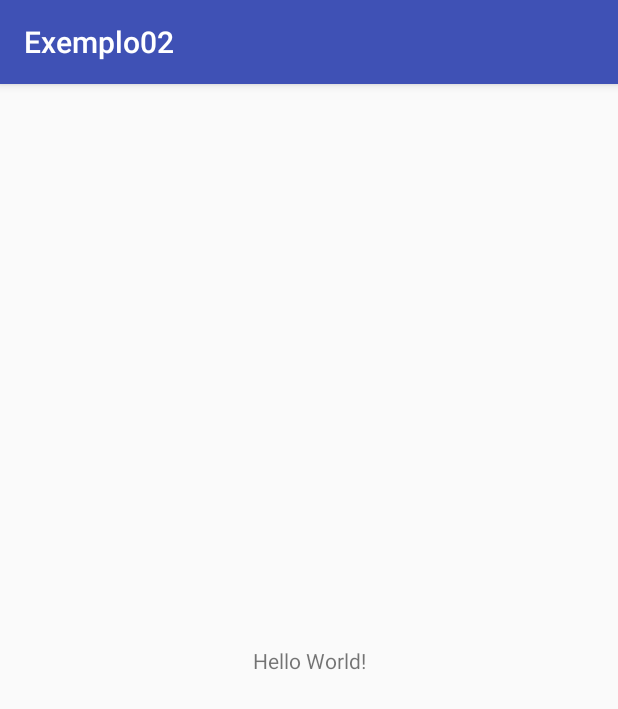
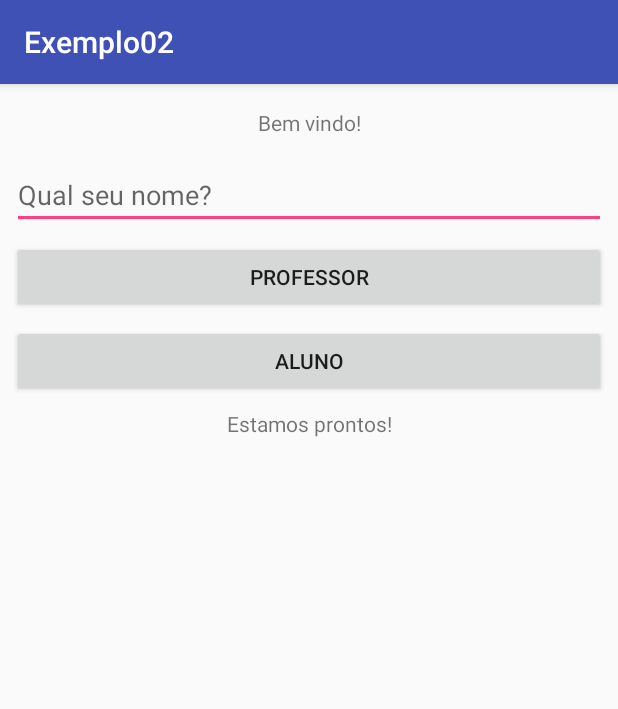
Before and after one commit to igorknop/dcc196-2018-exemplo02, an Android app: the screen it shows after launch (MainActivity), on a phone screen of 412 x 824 dp. Shown: the top 709 px of the screen. Run offline under Robolectric (Android 15) with nearby library versions, the phone set to English and light mode, and no system bars.

Commit message:
Configura layout da MainActivity

```diff
--- a/app/src/main/res/layout/activity_main.xml
+++ b/app/src/main/res/layout/activity_main.xml
@@ -7,12 +7,71 @@
     tools:context=".MainActivity">
 
     <TextView
+        android:id="@+id/txt_saudacao"
         android:layout_width="wrap_content"
         android:layout_height="wrap_content"
-        android:text="Hello World!"
-        app:layout_constraintBottom_toBottomOf="parent"
+        android:layout_marginTop="16dp"
+        android:text="Bem vindo!"
         app:layout_constraintLeft_toLeftOf="parent"
         app:layout_constraintRight_toRightOf="parent"
         app:layout_constraintTop_toTopOf="parent" />
 
+    <EditText
+        android:id="@+id/edt_nome"
+        android:layout_width="0dp"
+        android:layout_height="wrap_content"
+        android:layout_marginEnd="8dp"
+        android:layout_marginLeft="8dp"
+        android:layout_marginRight="8dp"
+        android:layout_marginStart="8dp"
+        android:layout_marginTop="16dp"
+        android:ems="10"
+        android:hint="Qual seu nome?"
+        android:inputType="textPersonName"
+        app:layout_constraintEnd_toEndOf="parent"
+        app:layout_constraintStart_toStartOf="parent"
+        app:layout_constraintTop_toBottomOf="@+id/txt_saudacao" />
+
+    <Button
+        android:id="@+id/btn_professor"
+        android:layout_width="0dp"
+        android:layout_height="wrap_content"
+        android:layout_marginEnd="8dp"
+        android:layout_marginLeft="8dp"
+        android:layout_marginRight="8dp"
+        android:layout_marginStart="8dp"
+        android:layout_marginTop="8dp"
+        android:text="Professor"
+        app:layout_constraintEnd_toEndOf="parent"
+        app:layout_constraintStart_toStartOf="parent"
+        app:layout_constraintTop_toBottomOf="@+id/edt_nome" />
+
+    <Button
+        android:id="@+id/btn_aluno"
+        android:layout_width="0dp"
+        android:layout_height="wrap_content"
+        android:layout_marginEnd="8dp"
+        android:layout_marginLeft="8dp"
+        android:layout_marginRight="8dp"
+        android:layout_marginStart="8dp"
+        android:layout_marginTop="8dp"
+        android:text="Aluno"
+        app:layout_constraintEnd_toEndOf="parent"
+        app:layout_constraintStart_toStartOf="parent"
+        app:layout_constraintTop_toBottomOf="@+id/btn_professor" />
+
+    <TextView
+        android:id="@+id/txt_mensagem"
+        android:layout_width="wrap_content"
+        android:layout_height="wrap_content"
+        android:layout_marginEnd="8dp"
+        android:layout_marginLeft="8dp"
+        android:layout_marginRight="8dp"
+        android:layout_marginStart="8dp"
+        android:layout_marginTop="8dp"
+        android:text="Estamos prontos!"
+        app:layout_constraintEnd_toEndOf="parent"
+        app:layout_constraintStart_toStartOf="parent"
+        app:layout_constraintTop_toBottomOf="@+id/btn_aluno" />
+
 </android.support.constraint.ConstraintLayout>
```
